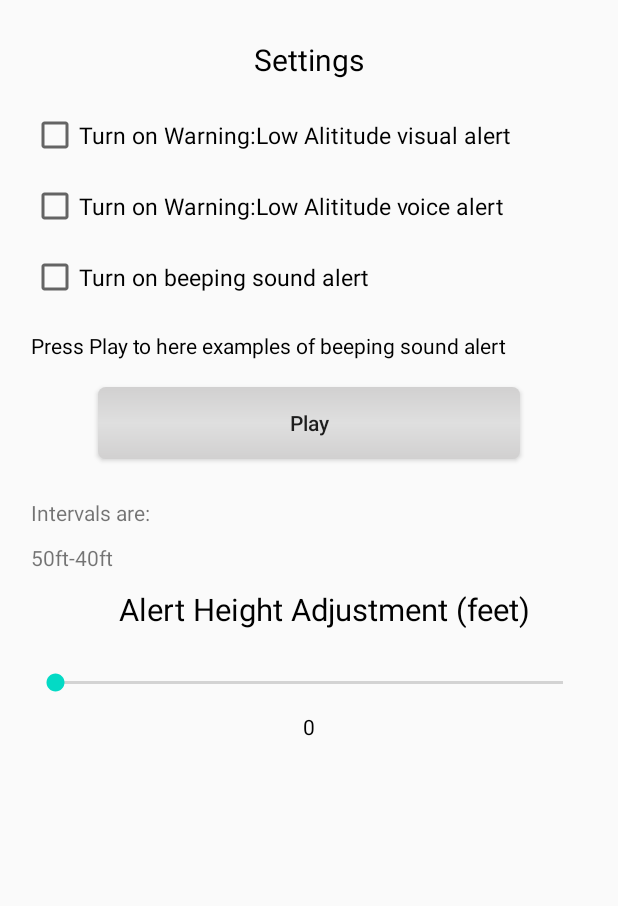
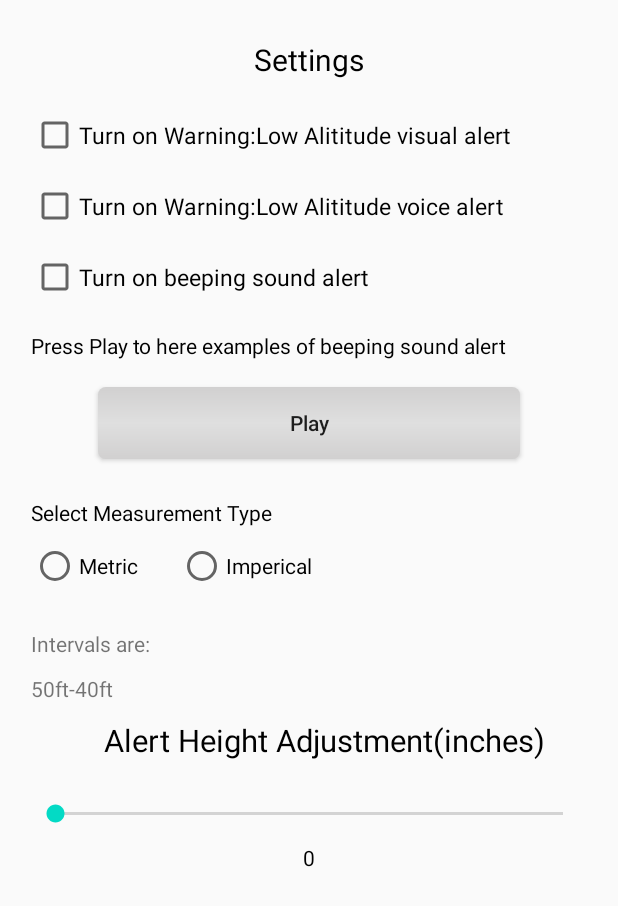
Before and after one commit to SkeeterOG/Stadia, an Android app: the SettingsActivity screen opened directly, with no data from a screen before it, on a phone screen of 412 x 824 dp. Shown: the top 906 px of the screen. Run offline under Robolectric (Android 15) with nearby library versions, the phone set to English and light mode, and no system bars; our stand-ins replace sdp/ssp sizes; 1 statement that could not run was skipped.

```diff
--- a/app/src/main/java/com/sachtech/stadia/SettingsActivity.kt
+++ b/app/src/main/java/com/sachtech/stadia/SettingsActivity.kt
@@ -1,6 +1,9 @@
 package com.sachtech.stadia
 
 import android.os.Bundle
+import android.util.Log
+import android.widget.RadioButton
+import android.widget.RadioGroup
 import android.widget.SeekBar
 import com.musify.audioplayer.AudioPlayerManager
 import com.sachtech.stadia.utils.PrefKey
@@ -8,11 +11,41 @@ import kotlinx.android.synthetic.main.activity_settings.*
 
 
 class SettingsActivity : BaseActivity() {
+    private lateinit var selectedRadioButton: RadioButton
 
     val audioPlayerManager by lazy { AudioPlayerManager(this) }
     override fun onCreate(savedInstanceState: Bundle?) {
         super.onCreate(savedInstanceState)
         setContentView(R.layout.activity_settings)
+        if (sharedPreference?.getBoolean(PrefKey.isMetricMeasurement, false)) {
+            radioMetric.isChecked = true
+            radioImperical.isChecked = false
+        } else {
+            radioMetric.isChecked = false
+            radioImperical.isChecked = true
+
+        }
+        setUpScrollerTitle();
+
+        radioGroup.setOnCheckedChangeListener { radioGroup, i ->
+            val selectedRadioButtonId: Int = radioGroup.checkedRadioButtonId
+            when (radioGroup.checkedRadioButtonId) {
+                R.id.radioMetric -> {
+                    sharedPreference?.edit().putBoolean(PrefKey.isMetricMeasurement, true).apply()
+                }
+                R.id.radioImperical -> {
+                    sharedPreference?.edit().putBoolean(PrefKey.isMetricMeasurement, false).apply()
+                }
+            }
+            setUpScrollerTitle();
+
+
+
+
+        }
+
+
+
         checkBox_VisualAlert.setOnCheckedChangeListener { compoundButton, isChecked ->
 
             if (isChecked) {
@@ -26,6 +59,7 @@ class SettingsActivity : BaseActivity() {
         checkBox_soundAlert.setOnCheckedChangeListener { compoundButton, isChecked ->
             if (isChecked) {
                 sharedPreference.edit()?.putBoolean(PrefKey.SoundAlert, true)?.apply()
+
             } else {
                 sharedPreference.edit()?.putBoolean(PrefKey.SoundAlert, false)?.apply()
 
@@ -61,9 +95,18 @@ class SettingsActivity : BaseActivity() {
         )
 
         btn_play.setOnClickListener {
-            audioPlayerManager.startMediaPlayer(R.raw.beep2,false)
+            audioPlayerManager.startMediaPlayer(R.raw.beep2, false)
         }
 
+    }
+
+    private fun setUpScrollerTitle() {
+        if (sharedPreference.getBoolean(PrefKey.isMetricMeasurement, false)) {
+            tv_alertHeight.text = "Alert Height Adjustment(meter)"
+
+        } else {
+            tv_alertHeight.text = "Alert Height Adjustment(inches)"
+        }
     }
 
     override fun onResume() {
@@ -97,6 +140,14 @@ class SettingsActivity : BaseActivity() {
 
 
 
+
+
+
+
+
+
+
+
         seek_bar.setProgress(sharedPreference.getInt(PrefKey.seekbarValue, 0))
         seekbar_Value.setText(
             (sharedPreference.getInt(PrefKey.seekbarValue, 0)).toString()
--- a/app/src/main/java/com/sachtech/stadia/utils/PrefKey.kt
+++ b/app/src/main/java/com/sachtech/stadia/utils/PrefKey.kt
@@ -4,6 +4,8 @@ object PrefKey {
     val VisualAlert:String="VisualAlert"
     val SoundAlert:String="SoundAlert"
     val VoiceAlert:String="VoiceAlert"
+    val isMute:String="Mute"
+    val isMetricMeasurement:String="isMetricMeasurement"
     val seekbarValue:String="SeekbarValue"
     val Height_Inches:String="Height_Inches"
     val DATA_COMMAND:String="DATA_COMMAND"
--- a/app/src/main/java/com/sachtech/stadia/utils/commons.kt
+++ b/app/src/main/java/com/sachtech/stadia/utils/commons.kt
@@ -16,3 +16,6 @@ fun Context.sharedPreferences(){
     val mSharedPreferences: SharedPreferences by lazy { PreferenceManager.getDefaultSharedPreferences(this) }
     var mEditor: SharedPreferences.Editor = mSharedPreferences.edit()
 }
+fun String.uptoTwoDecimal(): String {
+    return String.format("%.2f", this.toDouble());
+}
--- a/app/src/main/res/layout/activity_settings.xml
+++ b/app/src/main/res/layout/activity_settings.xml
@@ -84,6 +84,52 @@
         app:layout_constraintEnd_toEndOf="parent"
         app:layout_constraintStart_toStartOf="parent"
         app:layout_constraintTop_toBottomOf="@+id/tv_pressPlaytext" />
+    <TextView
+        android:id="@+id/tv_selectMeasurement"
+        android:layout_width="0dp"
+        android:layout_height="wrap_content"
+        android:layout_marginStart="@dimen/_16sdp"
+        android:layout_marginTop="@dimen/_20sdp"
+        android:text="Select Measurement Type"
+        android:textColor="#000"
+        app:layout_constraintEnd_toEndOf="parent"
+        app:layout_constraintStart_toStartOf="parent"
+        app:layout_constraintTop_toBottomOf="@+id/btn_play" />
+    <RadioGroup
+        android:layout_width="wrap_content"
+        android:layout_height="wrap_content"
+        android:orientation="horizontal"
+        android:layout_marginTop="10dp"
+
+        app:layout_constraintStart_toStartOf="@+id/checkBox_soundAlert"
+        app:layout_constraintTop_toBottomOf="@+id/tv_selectMeasurement"
+        android:id="@+id/radioGroup">
+
+
+    <RadioButton
+        android:id="@+id/radioMetric"
+        android:layout_width="wrap_content"
+        android:layout_height="wrap_content"
+        android:text="@string/metric"
+        android:checked="false"
+        android:layout_marginRight="@dimen/_10sdp"
+
+
+     />
+
+    <RadioButton
+        android:id="@+id/radioImperical"
+        android:layout_width="wrap_content"
+        android:layout_height="wrap_content"
+        android:text="@string/imperical"
+        android:checked="false"
+        android:layout_marginLeft="@dimen/_10sdp"
+
+
+
+        />
+    </RadioGroup>
+
 
     <TextView
         android:id="@+id/tv_intervals"
@@ -94,7 +140,7 @@
         android:text="@string/intervals_are"
         app:layout_constraintEnd_toEndOf="parent"
         app:layout_constraintStart_toStartOf="parent"
-        app:layout_constraintTop_toBottomOf="@+id/btn_play" />
+        app:layout_constraintTop_toBottomOf="@+id/radioGroup" />
 
     <TextView
         android:id="@+id/tv_intervalsValue"
--- a/app/src/main/res/values/strings.xml
+++ b/app/src/main/res/values/strings.xml
@@ -10,7 +10,7 @@
     <string name="enter">ENTER</string>
     <string name="settings">SETTINGS</string>
     <string name="run_stadia">RUN STADIA</string>
-    <string name="alert_height_adjustment_feet">Alert Height Adjustment (feet)</string>
+    <string name="alert_height_adjustment_feet">Alert Height Adjustment</string>
     <string name="intervals_are">Intervals are:</string>
     <string name="height_batt_48_duration_clock2_on_off">Height Batt 48 duration clock2 ON/OFF</string>
     <string name="active_mode">Active Mode</string>
@@ -24,4 +24,6 @@
     <string name="currentoffset_in_inches">Current Offset In Inches</string>
     <string name="inches">Inches</string>
     <string name="connected">Connected</string>
+    <string name="metric">Metric</string>
+    <string name="imperical">Imperical</string>
 </resources>
```
Also changed, not shown: app/src/main/java/com/sachtech/stadia/BaseActivity.kt (+18 -0 lines), app/src/main/java/com/sachtech/stadia/SetUpStadiaActivity.kt (+12 -0 lines), app/src/main/java/com/sachtech/stadia/StadiaActivity.kt (+70 -6 lines), app/src/main/java/com/sachtech/stadia/StadiaService.kt (+23 -6 lines), app/src/main/java/com/sachtech/stadia/audioplayer/AudioPlayerManager.kt (+23 -1 lines).
